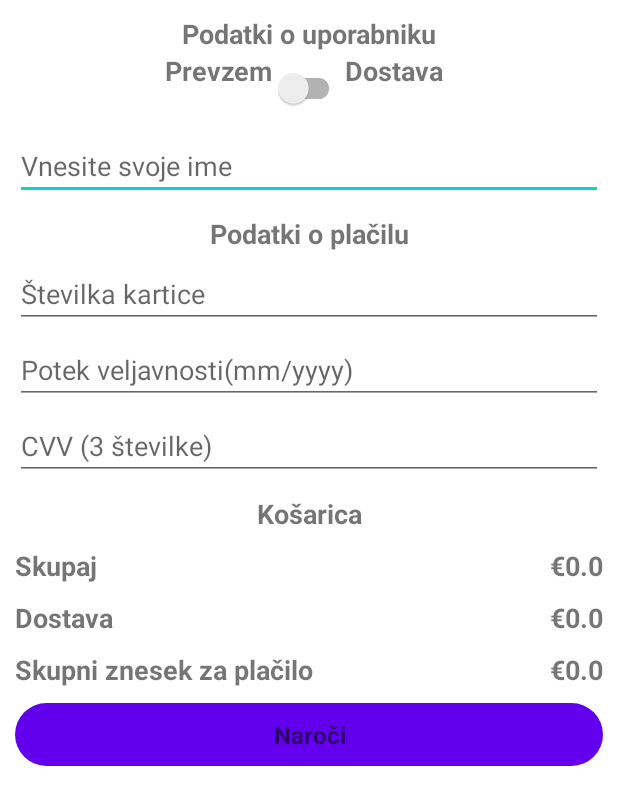
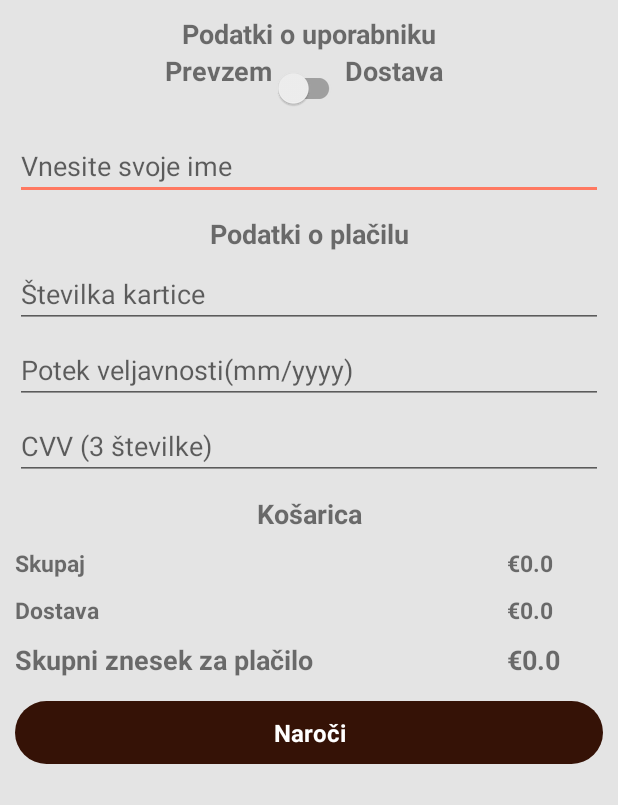
Before and after one commit to timvivoda/E-natakar, an Android app: the layout activity_place_your_order.xml on its own in the app's theme, with its tools: preview values and no code run, on a phone screen of 412 x 824 dp. Shown: the top 805 px of the screen. Run offline under Robolectric (Android 15) with nearby library versions, the phone set to English and light mode, and no system bars.

Commit message:
izboljšan dizajn

```diff
--- a/app/src/main/res/layout/activity_order_success.xml
+++ b/app/src/main/res/layout/activity_order_success.xml
@@ -4,7 +4,8 @@
     xmlns:tools="http://schemas.android.com/tools"
     android:layout_width="match_parent"
     android:layout_height="match_parent"
-    tools:context=".OrderSuccessActivity">
+    tools:context=".OrderSuccessActivity"
+    android:background="@color/purple_200">
 
 
     <TextView
@@ -27,6 +28,7 @@
         app:layout_constraintEnd_toEndOf="parent"
         app:layout_constraintBottom_toBottomOf="parent"
         android:text="Zaključi"
+        android:textColor="@color/white"
         android:textSize="16sp"
         android:textStyle="bold"
         android:gravity="center"
--- a/app/src/main/res/layout/activity_place_your_order.xml
+++ b/app/src/main/res/layout/activity_place_your_order.xml
@@ -5,6 +5,7 @@
     android:layout_width="match_parent"
     android:layout_height="match_parent"
     tools:context=".PlaceYourOrderActivity"
+    android:background="@color/purple_200"
     >
     <androidx.constraintlayout.widget.ConstraintLayout
         android:layout_width="match_parent"
@@ -157,16 +158,18 @@
             android:inputType="number"
             android:maxLength="3"/>
 
-        <TextView android:id="@+id/tvTotalItems"
+        <TextView
+            android:id="@+id/tvTotalItems"
             android:layout_width="wrap_content"
             android:layout_height="wrap_content"
-            app:layout_constraintStart_toStartOf="parent"
-            app:layout_constraintEnd_toEndOf="parent"
-            app:layout_constraintTop_toBottomOf="@+id/inputCardPin"
             android:layout_margin="10dp"
             android:text="Košarica"
             android:textSize="18sp"
-            android:textStyle="bold"/>
+            android:textStyle="bold"
+            app:layout_constraintBottom_toTopOf="@+id/cartItemsRecyclerView"
+            app:layout_constraintEnd_toEndOf="parent"
+            app:layout_constraintStart_toStartOf="parent"
+            app:layout_constraintTop_toBottomOf="@+id/inputCardPin" />
 
         <androidx.recyclerview.widget.RecyclerView
             android:id="@+id/cartItemsRecyclerView"
@@ -184,17 +187,17 @@
             app:layout_constraintTop_toBottomOf="@+id/cartItemsRecyclerView"
             android:layout_margin="10dp"
             android:text="Skupaj"
-            android:textSize="18sp"
+            android:textSize="15sp"
             android:textStyle="bold"/>
 
         <TextView android:id="@+id/tvSubtotalAmount"
-            android:layout_width="wrap_content"
+            android:layout_width="64dp"
             android:layout_height="wrap_content"
             app:layout_constraintEnd_toEndOf="parent"
             app:layout_constraintTop_toBottomOf="@+id/cartItemsRecyclerView"
             android:layout_margin="10dp"
             android:text="€0.0"
-            android:textSize="18sp"
+            android:textSize="15sp"
             android:textStyle="bold"/>
 
         <TextView android:id="@+id/tvDeliveryCharge"
@@ -204,38 +207,41 @@
             app:layout_constraintTop_toBottomOf="@+id/tvSubtotal"
             android:layout_margin="10dp"
             android:text="Dostava"
-            android:textSize="18sp"
+            android:textSize="15sp"
             android:textStyle="bold"/>
 
-        <TextView android:id="@+id/tvDeliveryChargeAmount"
-            android:layout_width="wrap_content"
-            android:layout_height="wrap_content"
+        <TextView
+            android:id="@+id/tvDeliveryChargeAmount"
+            android:layout_width="64dp"
+            android:layout_height="21dp"
+            android:layout_margin="10dp"
+            android:text="€0.0"
+            android:textSize="15sp"
+            android:textStyle="bold"
             app:layout_constraintEnd_toEndOf="parent"
-            app:layout_constraintTop_toBottomOf="@+id/tvSubtotal"
+            app:layout_constraintTop_toBottomOf="@+id/tvSubtotal" />
+
+        <TextView
+            android:id="@+id/tvTotal"
+            android:layout_width="210dp"
+            android:layout_height="30dp"
+            android:layout_margin="10dp"
+            android:text="Skupni znesek za plačilo"
+            android:textSize="18sp"
+            android:textStyle="bold"
+            app:layout_constraintStart_toStartOf="parent"
+            app:layout_constraintTop_toBottomOf="@+id/tvDeliveryCharge" />
+
+        <TextView
+            android:id="@+id/tvTotalAmount"
+            android:layout_width="64dp"
+            android:layout_height="21dp"
             android:layout_margin="10dp"
             android:text="€0.0"
             android:textSize="18sp"
-            android:textStyle="bold"/>
-
-        <TextView android:id="@+id/tvTotal"
-            android:layout_width="wrap_content"
-            android:layout_height="wrap_content"
-            app:layout_constraintStart_toStartOf="parent"
-            app:layout_constraintTop_toBottomOf="@+id/tvDeliveryCharge"
-            android:layout_margin="10dp"
-            android:text="Skupni znesek za plačilo"
-            android:textSize="18sp"
-            android:textStyle="bold"/>
-
-        <TextView android:id="@+id/tvTotalAmount"
-            android:layout_width="wrap_content"
-            android:layout_height="wrap_content"
+            android:textStyle="bold"
             app:layout_constraintEnd_toEndOf="parent"
-            app:layout_constraintTop_toBottomOf="@+id/tvDeliveryCharge"
-            android:layout_margin="10dp"
-            android:text="€0.0"
-            android:textSize="18sp"
-            android:textStyle="bold"/>
+            app:layout_constraintTop_toBottomOf="@+id/tvDeliveryCharge" />
 
         <TextView android:id="@+id/buttonPlaceYourOrder"
             android:layout_width="match_parent"
@@ -244,6 +250,7 @@
             app:layout_constraintEnd_toEndOf="parent"
             app:layout_constraintTop_toBottomOf="@+id/tvTotal"
             android:text="Naroči"
+            android:textColor="@color/white"
             android:textSize="16sp"
             android:textStyle="bold"
             android:gravity="center"
--- a/app/src/main/res/layout/activity_restaurant_menu.xml
+++ b/app/src/main/res/layout/activity_restaurant_menu.xml
@@ -4,6 +4,7 @@
     xmlns:tools="http://schemas.android.com/tools"
     android:layout_width="match_parent"
     android:layout_height="match_parent"
+    android:background="@color/purple_200"
     tools:context=".RestaurantMenuActivity">
 
     <androidx.recyclerview.widget.RecyclerView
@@ -25,6 +26,7 @@
         app:layout_constraintEnd_toEndOf="parent"
         app:layout_constraintBottom_toBottomOf="parent"
         android:text="Košarica"
+        android:textColor="@color/white"
         android:textSize="16sp"
         android:textStyle="bold"
         android:gravity="center"
--- a/app/src/main/res/layout/activity_splash.xml
+++ b/app/src/main/res/layout/activity_splash.xml
@@ -4,6 +4,7 @@
     xmlns:tools="http://schemas.android.com/tools"
     android:layout_width="match_parent"
     android:layout_height="match_parent"
+    android:background="@color/purple_200"
     tools:context=".SplashActivity">
 
     <ImageView
--- a/app/src/main/res/layout/menu_recycler_row.xml
+++ b/app/src/main/res/layout/menu_recycler_row.xml
@@ -12,8 +12,9 @@
         app:layout_constraintStart_toStartOf="parent"
         app:layout_constraintEnd_toEndOf="parent"
         app:layout_constraintTop_toTopOf="parent"
-        app:cardCornerRadius="5dp"
+        app:cardCornerRadius="10dp"
         android:layout_margin="8dp"
+        app:cardMaxElevation="20dp"
         >
 
 
--- a/app/src/main/res/layout/recycler_row.xml
+++ b/app/src/main/res/layout/recycler_row.xml
@@ -3,7 +3,8 @@
     xmlns:app="http://schemas.android.com/apk/res-auto"
     xmlns:tools="http://schemas.android.com/tools"
     android:layout_width="match_parent"
-    android:layout_height="wrap_content">
+    android:layout_height="wrap_content"
+    >
 
     <androidx.cardview.widget.CardView
         android:id="@+id/cardView"
@@ -12,7 +13,8 @@
         app:layout_constraintStart_toStartOf="parent"
         app:layout_constraintEnd_toEndOf="parent"
         app:layout_constraintTop_toTopOf="parent"
-        app:cardCornerRadius="10dp"
+        app:cardCornerRadius="30dp"
+        app:cardMaxElevation="20dp"
         android:layout_margin="20dp"
         >
 
--- a/app/src/main/res/values/colors.xml
+++ b/app/src/main/res/values/colors.xml
@@ -1,13 +1,13 @@
 <?xml version="1.0" encoding="utf-8"?>
 <resources>
-    <color name="purple_200">#FFBB86FC</color>
-    <color name="purple_500">#FF6200EE</color>
-    <color name="purple_700">#FF3700B3</color>
-    <color name="teal_200">#FF03DAC5</color>
-    <color name="teal_700">#FF018786</color>
+    <color name="purple_200">#e4e4e4</color>
+    <color name="purple_500">#351206</color>
+    <color name="purple_700">#808080</color>
+    <color name="teal_200">#ff7961</color>
+    <color name="teal_700">#ba000d</color>
     <color name="black">#FF000000</color>
     <color name="white">#FFFFFFFF</color>
-    <color name="colorPrimary">#6200EE</color>
-    <color name="colorPrimaryDark">#3700B3</color>
-    <color name="colorAccent">#03DAC5</color>
+    <color name="colorPrimary">#850d0d</color>
+    <color name="colorPrimaryDark">#530c0c</color>
+    <color name="colorAccent">#850d0d</color>
 </resources>
```
Lines whose indentation alone changed are shown as unchanged.
